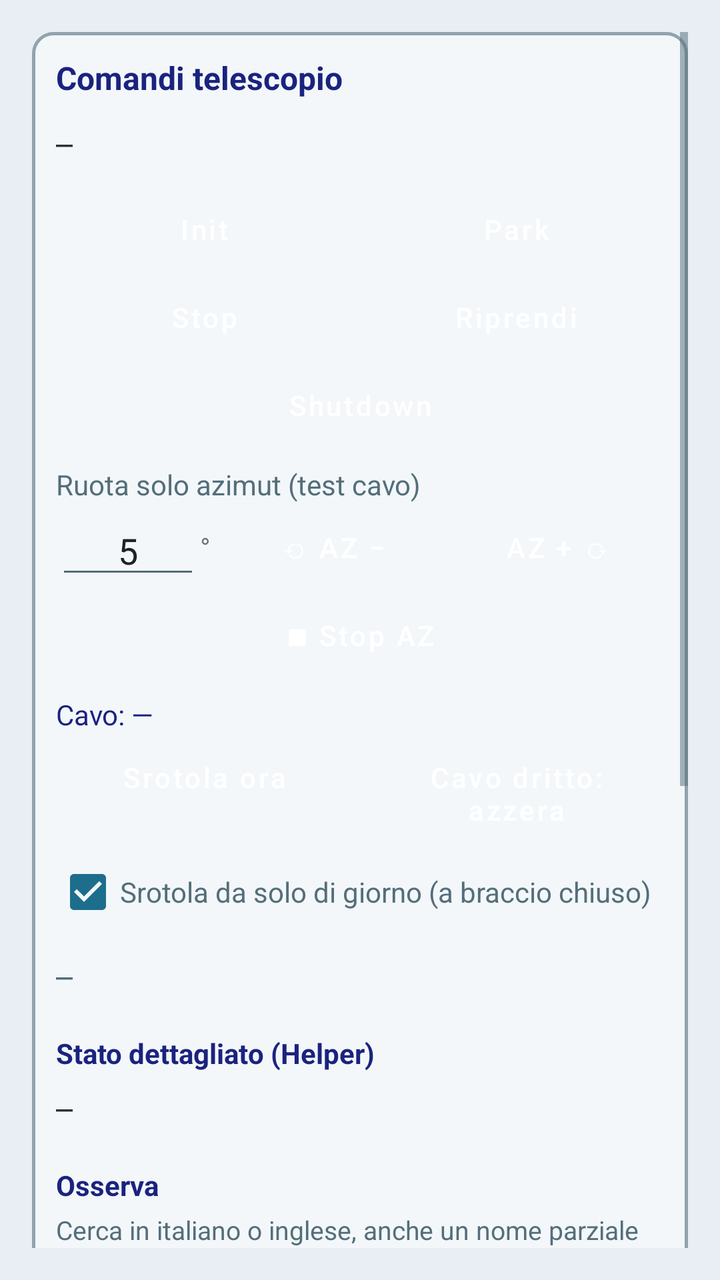
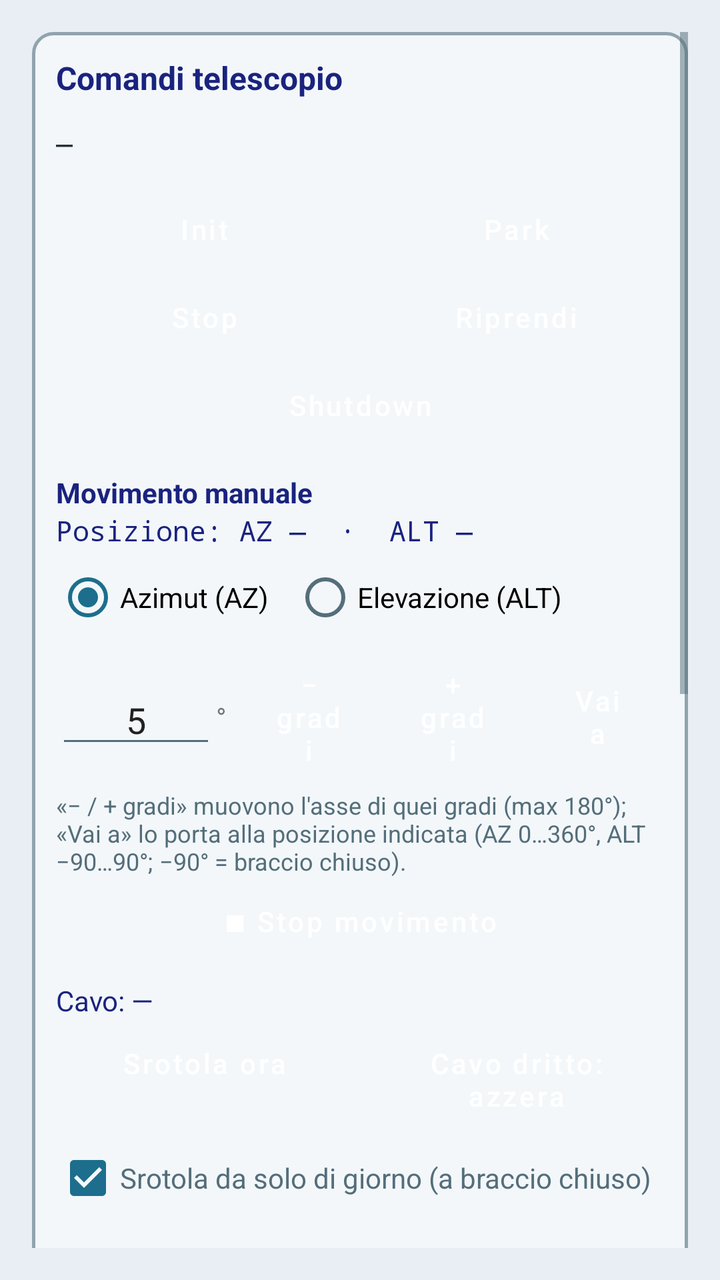

The first picture is an Android layout as it rendered before a commit; the second is the same layout after the commit. The layout source and the unified diff follow.
<!-- AndroidManifest.xml: application theme Theme.VesperaControl -->
<!-- res/layout/fragment_telescopio.xml -->
<?xml version="1.0" encoding="utf-8"?>
<ScrollView xmlns:android="http://schemas.android.com/apk/res/android"
    android:id="@+id/scrollTelescopio"
    android:layout_width="match_parent"
    android:layout_height="match_parent"
    android:background="@color/vespera_bg"
    android:padding="16dp">

    <LinearLayout
        android:layout_width="match_parent"
        android:layout_height="wrap_content"
        android:orientation="vertical"
        android:background="@drawable/bg_section_panel"
        android:padding="12dp">

        <TextView
            android:layout_width="match_parent"
            android:layout_height="wrap_content"
            android:text="@string/card_telescope"
            android:textColor="@color/vespera_title"
            android:textSize="16sp"
            android:textStyle="bold" />

        <TextView
            android:id="@+id/textTelStatus"
            android:layout_width="match_parent"
            android:layout_height="wrap_content"
            android:layout_marginTop="12dp"
            android:fontFamily="monospace"
            android:text="—"
            android:textColor="@color/vespera_text_secondary" />

        <LinearLayout
            android:layout_width="match_parent"
            android:layout_height="wrap_content"
            android:layout_marginTop="12dp"
            android:orientation="horizontal">

            <Button
                android:id="@+id/btnUnpark"
                style="@style/Widget.Vespera.Button.Primary"
                android:layout_width="0dp"
                android:layout_height="wrap_content"
                android:layout_weight="1"
                android:text="@string/btn_unpark" />

            <Button
                android:id="@+id/btnPark"
                style="@style/Widget.Vespera.Button.Primary"
                android:layout_width="0dp"
                android:layout_height="wrap_content"
                android:layout_marginStart="8dp"
                android:layout_weight="1"
                android:text="@string/btn_park" />
        </LinearLayout>

        <LinearLayout
            android:layout_width="match_parent"
            android:layout_height="wrap_content"
            android:orientation="horizontal">

            <Button
                android:id="@+id/btnAbort"
                style="@style/Widget.Vespera.Button.Danger"
                android:layout_width="0dp"
                android:layout_height="wrap_content"
                android:layout_weight="1"
                android:text="@string/btn_abort" />

            <Button
                android:id="@+id/btnGoto"
                style="@style/Widget.Vespera.Button.Primary"
                android:layout_width="0dp"
                android:layout_height="wrap_content"
                android:layout_marginStart="8dp"
                android:layout_weight="1"
                android:text="@string/btn_goto" />
        </LinearLayout>

        <Button
            android:id="@+id/btnShutdown"
            style="@style/Widget.Vespera.Button.Warn"
            android:layout_width="match_parent"
            android:layout_height="wrap_content"
            android:text="@string/btn_shutdown" />

        <TextView
            android:layout_width="match_parent"
            android:layout_height="wrap_content"
            android:layout_marginTop="8dp"
            android:text="Ruota solo azimut (test cavo)"
            android:textColor="@color/vespera_muted" />

        <LinearLayout
            android:layout_width="match_parent"
            android:layout_height="wrap_content"
            android:gravity="center_vertical"
            android:orientation="horizontal">

            <EditText
                android:id="@+id/editAzStep"
                android:layout_width="72dp"
                android:layout_height="wrap_content"
                android:gravity="center"
                android:hint="°"
                android:importantForAutofill="no"
                android:inputType="numberDecimal"
                android:text="5" />

            <TextView
                android:layout_width="wrap_content"
                android:layout_height="wrap_content"
                android:layout_marginEnd="8dp"
                android:text="°" />

            <Button
                android:id="@+id/btnAzMinus"
                style="@style/Widget.Vespera.Button.Primary"
                android:layout_width="0dp"
                android:layout_height="wrap_content"
                android:layout_weight="1"
                android:text="⟲ AZ −" />

            <Button
                android:id="@+id/btnAzPlus"
                style="@style/Widget.Vespera.Button.Primary"
                android:layout_width="0dp"
                android:layout_height="wrap_content"
                android:layout_marginStart="8dp"
                android:layout_weight="1"
                android:text="AZ + ⟳" />
        </LinearLayout>

        <Button
            android:id="@+id/btnAzStop"
            style="@style/Widget.Vespera.Button.Danger"
            android:layout_width="match_parent"
            android:layout_height="wrap_content"
            android:text="■ Stop AZ" />

        <TextView
            android:id="@+id/textCable"
            android:layout_width="match_parent"
            android:layout_height="wrap_content"
            android:layout_marginTop="8dp"
            android:text="Cavo: —"
            android:textColor="@color/vespera_title" />

        <LinearLayout
            android:layout_width="match_parent"
            android:layout_height="wrap_content"
            android:orientation="horizontal">

            <Button
                android:id="@+id/btnCableUnwind"
                style="@style/Widget.Vespera.Button.Primary"
                android:layout_width="0dp"
                android:layout_height="wrap_content"
                android:layout_weight="1"
                android:text="Srotola ora" />

            <Button
                android:id="@+id/btnCableZero"
                style="@style/Widget.Vespera.Button.Primary"
                android:layout_width="0dp"
                android:layout_height="wrap_content"
                android:layout_marginStart="8dp"
                android:layout_weight="1"
                android:text="Cavo dritto: azzera" />
        </LinearLayout>

        <CheckBox
            android:id="@+id/checkCableAuto"
            android:layout_width="match_parent"
            android:layout_height="wrap_content"
            android:checked="true"
            android:text="Srotola da solo di giorno (a braccio chiuso)"
            android:textColor="@color/vespera_muted" />

        <TextView
            android:id="@+id/textTelescopioLog"
            android:layout_width="match_parent"
            android:layout_height="wrap_content"
            android:layout_marginTop="8dp"
            android:fontFamily="monospace"
            android:text="—"
            android:textColor="@color/vespera_muted" />

        <TextView
            android:layout_width="match_parent"
            android:layout_height="wrap_content"
            android:layout_marginTop="20dp"
            android:text="@string/telescope_section_details"
            android:textColor="@color/vespera_title"
            android:textStyle="bold" />

        <TextView
            android:id="@+id/textTelDetails"
            android:layout_width="match_parent"
            android:layout_height="wrap_content"
            android:layout_marginTop="8dp"
            android:fontFamily="monospace"
            android:lineSpacingExtra="2dp"
            android:text="—"
            android:textColor="@color/vespera_text_secondary" />

        <TextView
            android:layout_width="match_parent"
            android:layout_height="wrap_content"
            android:layout_marginTop="20dp"
            android:text="@string/telescope_section_observe"
            android:textColor="@color/vespera_title"
            android:textStyle="bold" />

        <TextView
            android:layout_width="match_parent"
            android:layout_height="wrap_content"
            android:layout_marginTop="4dp"
            android:text="@string/telescope_observe_hint"
            android:textColor="@color/vespera_muted"
            android:textSize="13sp" />

        <EditText
            android:id="@+id/editObserveQuery"
            android:layout_width="match_parent"
            android:layout_height="wrap_content"
            android:layout_marginTop="8dp"
            android:hint="@string/telescope_observe_query_hint"
            android:imeOptions="actionSearch"
            android:inputType="text"
            android:singleLine="true"
            android:textColor="@color/vespera_text"
            android:textColorHint="@color/vespera_muted" />

        <Button
            android:id="@+id/btnObserveSearch"
            style="@style/Widget.Vespera.Button.Primary"
            android:layout_width="match_parent"
            android:layout_height="wrap_content"
            android:text="@string/telescope_observe_search" />

        <TextView
            android:id="@+id/textObserveVisibility"
            android:layout_width="match_parent"
            android:layout_height="wrap_content"
            android:layout_marginTop="8dp"
            android:textColor="@color/vespera_text_secondary"
            android:textSize="13sp"
            android:visibility="gone" />

        <LinearLayout
            android:id="@+id/listObserveHits"
            android:layout_width="match_parent"
            android:layout_height="wrap_content"
            android:layout_marginTop="8dp"
            android:orientation="vertical"
            android:visibility="gone" />

        <ImageView
            android:id="@+id/imageObservePreview"
            android:layout_width="match_parent"
            android:layout_height="wrap_content"
            android:layout_marginTop="8dp"
            android:adjustViewBounds="true"
            android:background="@color/vespera_bg"
            android:contentDescription="@string/label_preview"
            android:maxHeight="280dp"
            android:scaleType="fitCenter"
            android:visibility="gone" />

        <TextView
            android:id="@+id/textObserveDetails"
            android:layout_width="match_parent"
            android:layout_height="wrap_content"
            android:layout_marginTop="8dp"
            android:textColor="@color/vespera_text_secondary"
            android:visibility="gone" />

        <Button
            android:id="@+id/btnFavToggle"
            style="@style/Widget.Vespera.Button.Slate"
            android:layout_width="match_parent"
            android:layout_height="wrap_content"
            android:layout_marginTop="4dp"
            android:text="@string/fav_add"
            android:visibility="gone" />

        <TextView
            android:id="@+id/textObserveSession"
            android:layout_width="match_parent"
            android:layout_height="wrap_content"
            android:layout_marginTop="4dp"
            android:textColor="@color/vespera_muted"
            android:textSize="13sp"
            android:visibility="gone" />

        <Button
            android:id="@+id/btnObserveStart"
            style="@style/Widget.Vespera.Button.Primary"
            android:layout_width="match_parent"
            android:layout_height="wrap_content"
            android:layout_marginTop="8dp"
            android:text="@string/telescope_observe_start"
            android:visibility="gone" />

        <Button
            android:id="@+id/btnObserveContinue"
            style="@style/Widget.Vespera.Button.Slate"
            android:layout_width="match_parent"
            android:layout_height="wrap_content"
            android:text="@string/telescope_observe_continue"
            android:visibility="gone" />

        <TextView
            android:id="@+id/textObserveResult"
            android:layout_width="match_parent"
            android:layout_height="wrap_content"
            android:layout_marginTop="8dp"
            android:textColor="@color/vespera_muted"
            android:visibility="gone" />

        <TextView
            android:id="@+id/textFavTitle"
            android:layout_width="match_parent"
            android:layout_height="wrap_content"
            android:layout_marginTop="20dp"
            android:text="@string/fav_section"
            android:textColor="@color/vespera_title"
            android:textStyle="bold" />

        <TextView
            android:layout_width="match_parent"
            android:layout_height="wrap_content"
            android:layout_marginTop="4dp"
            android:text="@string/fav_hint"
            android:textColor="@color/vespera_muted"
            android:textSize="13sp" />

        <LinearLayout
            android:layout_width="match_parent"
            android:layout_height="wrap_content"
            android:layout_marginTop="8dp"
            android:gravity="center_vertical"
            android:orientation="horizontal">

            <Button
                android:id="@+id/btnFavPrev"
                style="@style/Widget.Vespera.Button.Slate"
                android:layout_width="56dp"
                android:layout_height="wrap_content"
                android:text="‹"
                android:textSize="20sp" />

            <TextView
                android:id="@+id/textFavDay"
                android:layout_width="0dp"
                android:layout_height="wrap_content"
                android:layout_weight="1"
                android:gravity="center"
                android:textColor="@color/vespera_text"
                android:textStyle="bold" />

            <Button
                android:id="@+id/btnFavNext"
                style="@style/Widget.Vespera.Button.Slate"
                android:layout_width="56dp"
                android:layout_height="wrap_content"
                android:text="›"
                android:textSize="20sp" />
        </LinearLayout>

        <TextView
            android:id="@+id/textFavStatus"
            android:layout_width="match_parent"
            android:layout_height="wrap_content"
            android:layout_marginTop="4dp"
            android:textColor="@color/vespera_muted"
            android:textSize="13sp" />

        <LinearLayout
            android:id="@+id/listFavorites"
            android:layout_width="match_parent"
            android:layout_height="wrap_content"
            android:layout_marginTop="6dp"
            android:orientation="vertical" />

        <Button
            android:id="@+id/btnPlan"
            style="@style/Widget.Vespera.Button.Primary"
            android:layout_width="match_parent"
            android:layout_height="wrap_content"
            android:layout_marginTop="8dp"
            android:text="@string/plan_make" />

        <TextView
            android:id="@+id/textPlan"
            android:layout_width="match_parent"
            android:layout_height="wrap_content"
            android:layout_marginTop="6dp"
            android:textColor="@color/vespera_text_secondary"
            android:textSize="13sp"
            android:visibility="gone" />

        <LinearLayout
            android:id="@+id/listPlanPeriods"
            android:layout_width="match_parent"
            android:layout_height="wrap_content"
            android:layout_marginTop="4dp"
            android:orientation="vertical" />

        <Button
            android:id="@+id/btnPlanPropose"
            style="@style/Widget.Vespera.Button.Slate"
            android:layout_width="match_parent"
            android:layout_height="wrap_content"
            android:text="@string/plan_propose"
            android:visibility="gone" />

        <LinearLayout
            android:id="@+id/rowPlanActions"
            android:layout_width="match_parent"
            android:layout_height="wrap_content"
            android:orientation="horizontal"
            android:visibility="gone">

            <Button
                android:id="@+id/btnPlanSave"
                style="@style/Widget.Vespera.Button.Slate"
                android:layout_width="0dp"
                android:layout_height="wrap_content"
                android:layout_weight="1"
                android:text="@string/plan_save" />

            <Button
                android:id="@+id/btnPlanSend"
                style="@style/Widget.Vespera.Button.Primary"
                android:layout_width="0dp"
                android:layout_height="wrap_content"
                android:layout_marginStart="8dp"
                android:layout_weight="1"
                android:text="@string/plan_send" />
        </LinearLayout>

        <Button
            android:id="@+id/btnPlanDelete"
            style="@style/Widget.Vespera.Button.Danger"
            android:layout_width="match_parent"
            android:layout_height="wrap_content"
            android:text="@string/plan_delete"
            android:visibility="gone" />

        <TextView
            android:layout_width="match_parent"
            android:layout_height="wrap_content"
            android:layout_marginTop="12dp"
            android:text="@string/plan_helper_title"
            android:textColor="@color/vespera_title"
            android:textStyle="bold" />

        <TextView
            android:id="@+id/textPlanHelper"
            android:layout_width="match_parent"
            android:layout_height="wrap_content"
            android:layout_marginTop="4dp"
            android:textColor="@color/vespera_text"
            android:textSize="14sp" />

        <Button
            android:id="@+id/btnPlanCancel"
            style="@style/Widget.Vespera.Button.Warn"
            android:layout_width="match_parent"
            android:layout_height="wrap_content"
            android:text="@string/plan_cancel"
            android:visibility="gone" />

        <TextView
            android:id="@+id/textPlansTitle"
            android:layout_width="match_parent"
            android:layout_height="wrap_content"
            android:layout_marginTop="12dp"
            android:text="@string/plan_saved"
            android:textColor="@color/vespera_title"
            android:textStyle="bold"
            android:visibility="gone" />

        <LinearLayout
            android:id="@+id/listPlans"
            android:layout_width="match_parent"
            android:layout_height="wrap_content"
            android:layout_marginTop="4dp"
            android:orientation="vertical" />
    </LinearLayout>
</ScrollView>
<!-- resources referenced by this layout -->
<resources>
  <color name="vespera_bg">#FFE8EEF4</color>
  <color name="vespera_muted">#FF546E7A</color>
  <color name="vespera_text">#FF212121</color>
  <color name="vespera_text_secondary">#FF263238</color>
  <color name="vespera_title">#FF1A237E</color>
  <!-- drawable bg_section_panel (drawable) -->
  <?xml version="1.0" encoding="utf-8"?>
  <shape xmlns:android="http://schemas.android.com/apk/res/android"
      android:shape="rectangle">
      <solid android:color="@color/vespera_surface" />
      <corners android:radius="10dp" />
      <stroke
          android:width="1.5dp"
          android:color="@color/vespera_panel_stroke" />
  </shape>
  <string name="btn_abort">Stop</string>
  <string name="btn_goto">Riprendi</string>
  <string name="btn_park">Park</string>
  <string name="btn_shutdown">Shutdown</string>
  <string name="btn_unpark">Init</string>
  <string name="card_telescope">Comandi telescopio</string>
  <string name="fav_add">☆ Aggiungi ai preferiti</string>
  <string name="fav_hint">Ordinati per visibilità nella notte scelta (meteo + altezza). Tocca un oggetto per aprirlo.</string>
  <string name="fav_section">Preferiti</string>
  <string name="label_preview">Anteprima</string>
  <string name="plan_cancel">Annulla piano sull\'Helper</string>
  <string name="plan_delete">Elimina piano salvato</string>
  <string name="plan_helper_title">Piano caricato sull\'Helper</string>
  <string name="plan_make">Piano della notte (oggetti spuntati)</string>
  <string name="plan_propose">Proposta automatica</string>
  <string name="plan_save">Salva piano</string>
  <string name="plan_saved">Piani salvati</string>
  <string name="plan_send">Carica sull\'Helper</string>
  <string name="telescope_observe_continue">Continua multi-notte</string>
  <string name="telescope_observe_hint">Cerca in italiano o inglese, anche un nome parziale (Orione, Androm, M4). Se esce una lista, tocca la riga per foto e coordinate.</string>
  <string name="telescope_observe_query_hint">Es. M31, nebulosa di Orione, Androm</string>
  <string name="telescope_observe_search">Cerca</string>
  <string name="telescope_observe_start">Avvia</string>
  <string name="telescope_section_details">Stato dettagliato (Helper)</string>
  <string name="telescope_section_observe">Osserva</string>
  <style name="Widget.Vespera.Button.Danger" parent="Widget.Vespera.Button.Slate">
          <item name="backgroundTint">@color/vespera_rose</item>
      </style>
  <style name="Widget.Vespera.Button.Primary" parent="Widget.Vespera.Button.Slate">
          <item name="backgroundTint">@color/vespera_green</item>
      </style>
  <style name="Widget.Vespera.Button.Slate" parent="Widget.MaterialComponents.Button">
          <item name="backgroundTint">@color/vespera_slate</item>
          <item name="android:textColor">@color/white</item>
          <item name="cornerRadius">6dp</item>
          <item name="android:textAllCaps">false</item>
          <item name="android:minHeight">44dp</item>
          <item name="android:paddingTop">10dp</item>
          <item name="android:paddingBottom">10dp</item>
      </style>
  <style name="Widget.Vespera.Button.Warn" parent="Widget.Vespera.Button.Slate">
          <item name="backgroundTint">@color/vespera_terracotta</item>
      </style>
  <color name="vespera_surface">#FFF3F7FA</color>
  <color name="vespera_panel_stroke">#FF90A4AE</color>
  <color name="vespera_rose">#FFB05757</color>
  <color name="vespera_green">#FF3B7F55</color>
  <color name="vespera_slate">#FF4A6F86</color>
  <color name="white">#FFFFFFFF</color>
  <color name="vespera_terracotta">#FFC0724A</color>
  <color name="vespera_accent">#FF1C6E8C</color>
  <!-- unchanged entries left out for length: 1 -->
</resources>

<!-- the commit's change to res/layout/fragment_telescopio.xml (unified diff, before → after) -->
@@ -87,9 +87,39 @@
         <TextView
             android:layout_width="match_parent"
             android:layout_height="wrap_content"
-            android:layout_marginTop="8dp"
-            android:text="Ruota solo azimut (test cavo)"
-            android:textColor="@color/vespera_muted" />
+            android:layout_marginTop="12dp"
+            android:text="Movimento manuale"
+            android:textColor="@color/vespera_title"
+            android:textStyle="bold" />
+
+        <TextView
+            android:id="@+id/textMotorPos"
+            android:layout_width="match_parent"
+            android:layout_height="wrap_content"
+            android:fontFamily="monospace"
+            android:text="Posizione: AZ —  ·  ALT —"
+            android:textColor="@color/vespera_title" />
+
+        <RadioGroup
+            android:id="@+id/groupMotorAxis"
+            android:layout_width="match_parent"
+            android:layout_height="wrap_content"
+            android:orientation="horizontal">
+
+            <RadioButton
+                android:id="@+id/radioAxisAz"
+                android:layout_width="wrap_content"
+                android:layout_height="wrap_content"
+                android:checked="true"
+                android:text="Azimut (AZ)" />
+
+            <RadioButton
+                android:id="@+id/radioAxisAlt"
+                android:layout_width="wrap_content"
+                android:layout_height="wrap_content"
+                android:layout_marginStart="12dp"
+                android:text="Elevazione (ALT)" />
+        </RadioGroup>
 
         <LinearLayout
             android:layout_width="match_parent"
@@ -99,12 +129,12 @@
 
             <EditText
                 android:id="@+id/editAzStep"
-                android:layout_width="72dp"
+                android:layout_width="80dp"
                 android:layout_height="wrap_content"
                 android:gravity="center"
                 android:hint="°"
                 android:importantForAutofill="no"
-                android:inputType="numberDecimal"
+                android:inputType="numberDecimal|numberSigned"
                 android:text="5" />
 
             <TextView
@@ -119,24 +149,40 @@
                 android:layout_width="0dp"
                 android:layout_height="wrap_content"
                 android:layout_weight="1"
-                android:text="⟲ AZ −" />
+                android:text="− gradi" />
 
             <Button
                 android:id="@+id/btnAzPlus"
                 style="@style/Widget.Vespera.Button.Primary"
                 android:layout_width="0dp"
                 android:layout_height="wrap_content"
-                android:layout_marginStart="8dp"
-                android:layout_weight="1"
-                android:text="AZ + ⟳" />
+                android:layout_marginStart="6dp"
+                android:layout_weight="1"
+                android:text="+ gradi" />
+
+            <Button
+                android:id="@+id/btnMotorGoto"
+                style="@style/Widget.Vespera.Button.Primary"
+                android:layout_width="0dp"
+                android:layout_height="wrap_content"
+                android:layout_marginStart="6dp"
+                android:layout_weight="1"
+                android:text="Vai a" />
         </LinearLayout>
+
+        <TextView
+            android:layout_width="match_parent"
+            android:layout_height="wrap_content"
+            android:text="«− / + gradi» muovono l'asse di quei gradi (max 180°); «Vai a» lo porta alla posizione indicata (AZ 0…360°, ALT −90…90°; −90° = braccio chiuso)."
+            android:textColor="@color/vespera_muted"
+            android:textSize="12sp" />
 
         <Button
             android:id="@+id/btnAzStop"
             style="@style/Widget.Vespera.Button.Danger"
             android:layout_width="match_parent"
             android:layout_height="wrap_content"
-            android:text="■ Stop AZ" />
+            android:text="■ Stop movimento" />
 
         <TextView
             android:id="@+id/textCable"
